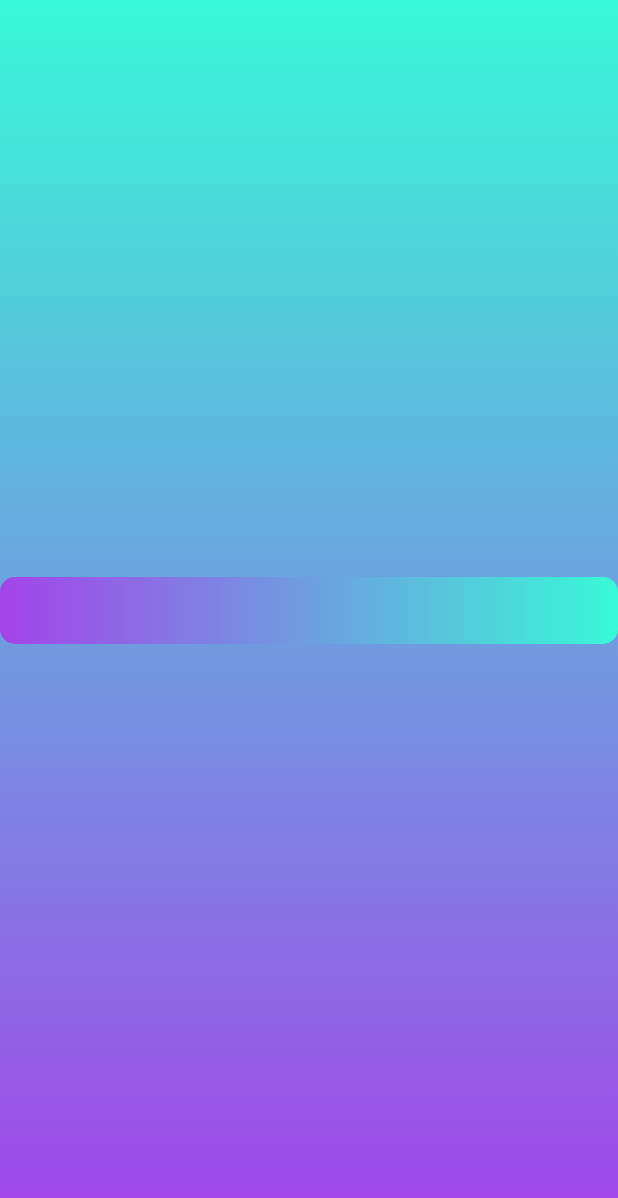
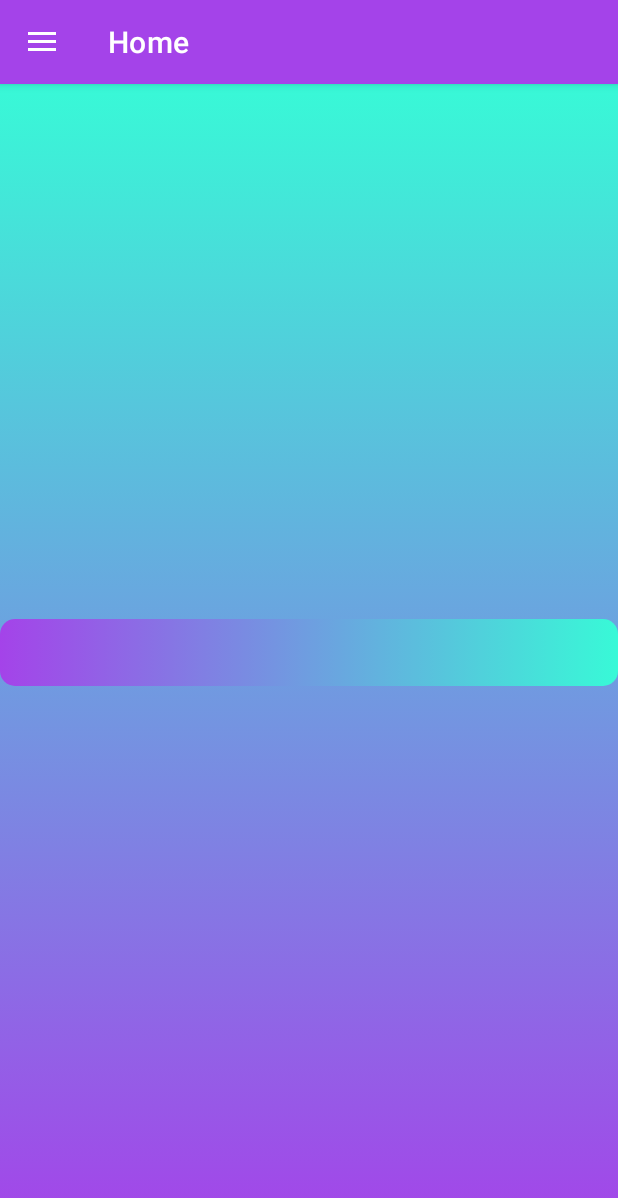
Before and after one commit to MenukaJ/fuel-queue-management, an Android app: the FinalPage screen opened directly, with no data from a screen before it, on a phone screen of 412 x 824 dp. Shown: the top 1198 px of the screen. Run offline under Robolectric (Android 15) with nearby library versions, the light colour scheme and no system bars.

Commit message:
adde side nav

```diff
--- a/app/src/main/AndroidManifest.xml
+++ b/app/src/main/AndroidManifest.xml
@@ -1,6 +1,6 @@
 <?xml version="1.0" encoding="utf-8"?>
 <manifest xmlns:android="http://schemas.android.com/apk/res/android"
-    package="com.sliit.fuel_queue_management">
+    package="com.sliit.fuel_queue_management" >
 
     <application
         android:allowBackup="true"
@@ -8,7 +8,7 @@
         android:label="@string/app_name"
         android:roundIcon="@mipmap/ic_launcher_round"
         android:supportsRtl="true"
-        android:theme="@style/Theme.FuelQueueManagement">
+        android:theme="@style/Theme.FuelQueueManagement" >
         <activity
             android:name=".FinalPage"
             android:exported="false" />
@@ -20,7 +20,7 @@
             android:exported="false" />
         <activity
             android:name=".MainActivity"
-            android:exported="true">
+            android:exported="true" >
             <intent-filter>
                 <action android:name="android.intent.action.MAIN" />
 
--- a/app/src/main/java/com/sliit/fuel_queue_management/FinalPage.java
+++ b/app/src/main/java/com/sliit/fuel_queue_management/FinalPage.java
@@ -1,6 +1,14 @@
 package com.sliit.fuel_queue_management;
 
+import androidx.annotation.NonNull;
+import androidx.appcompat.app.ActionBarDrawerToggle;
 import androidx.appcompat.app.AppCompatActivity;
+import androidx.drawerlayout.widget.DrawerLayout;
+
+import android.annotation.SuppressLint;
+import android.graphics.Color;
+import android.graphics.drawable.ColorDrawable;
+import android.view.MenuItem;
 
 import android.content.Intent;
 import android.os.Bundle;
@@ -9,18 +17,48 @@
 public class FinalPage extends AppCompatActivity {
 
     TextView text;
+    public DrawerLayout drawerLayout;
+    public ActionBarDrawerToggle actionBarDrawerToggle;
+
     @Override
     public void onBackPressed() {
         FinalPage.this.finish();
     }
+
+    @SuppressLint("ResourceType")
     @Override
     protected void onCreate(Bundle savedInstanceState) {
         super.onCreate(savedInstanceState);
-        getSupportActionBar().hide();
+        //getSupportActionBar().hide();
         setContentView(R.layout.activity_final_page);
+
+        drawerLayout = findViewById(R.id.my_drawer_layout);
+        actionBarDrawerToggle = new ActionBarDrawerToggle(this, drawerLayout, R.string.nav_open, R.string.nav_close);
+
+        // pass the Open and Close toggle for the drawer layout listener
+        // to toggle the button
+        drawerLayout.addDrawerListener(actionBarDrawerToggle);
+        actionBarDrawerToggle.syncState();
+
+        // to make the Navigation drawer icon always appear on the action bar
+        getSupportActionBar().setTitle("Home");
+        //getSupportActionBar().setBackgroundDrawable(new ColorDrawable(getResources().getColor(R.drawable.background_main)));
+        getSupportActionBar().setBackgroundDrawable(new ColorDrawable(Color.parseColor("#A443E9")));
+        getSupportActionBar().setDisplayHomeAsUpEnabled(true);
+
+        //setContentView(R.layout.activity_final_page);
         text = findViewById(R.id.changeText);
         Intent intent = getIntent();
         String s2 = intent.getStringExtra("email");
         text.setText(s2);
     }
+
+    @Override
+    public boolean onOptionsItemSelected(@NonNull MenuItem item) {
+
+        if (actionBarDrawerToggle.onOptionsItemSelected(item)) {
+            return true;
+        }
+        return super.onOptionsItemSelected(item);
+    }
 }
--- a/app/src/main/res/layout/activity_final_page.xml
+++ b/app/src/main/res/layout/activity_final_page.xml
@@ -1,7 +1,9 @@
 <?xml version="1.0" encoding="utf-8"?>
-<RelativeLayout xmlns:android="http://schemas.android.com/apk/res/android"
+<androidx.drawerlayout.widget.DrawerLayout
+    xmlns:android="http://schemas.android.com/apk/res/android"
     xmlns:app="http://schemas.android.com/apk/res-auto"
     xmlns:tools="http://schemas.android.com/tools"
+    android:id="@+id/my_drawer_layout"
     android:layout_width="match_parent"
     android:layout_height="match_parent"
     tools:context=".FinalPage"
@@ -22,4 +24,11 @@
             android:background="@drawable/edit_text_box"
             android:padding="10dp"/>
     </LinearLayout>
-</RelativeLayout>
+
+    <com.google.android.material.navigation.NavigationView
+        android:layout_width="wrap_content"
+        android:layout_height="match_parent"
+        android:layout_gravity="start"
+        app:menu="@menu/navigation_menu" />
+
+</androidx.drawerlayout.widget.DrawerLayout>
--- /dev/null
+++ b/app/src/main/res/menu/navigation_menu.xml
@@ -0,0 +1,19 @@
+<?xml version="1.0" encoding="utf-8"?>
+<menu xmlns:android="http://schemas.android.com/apk/res/android"
+    xmlns:tools="http://schemas.android.com/tools"
+    android:background="@drawable/background_main"
+    tools:ignore="HardcodedText">
+
+    <item
+        android:id="@+id/nav_account"
+        android:title="My Account" />
+
+    <item
+        android:id="@+id/nav_settings"
+        android:title="Settings" />
+
+    <item
+        android:id="@+id/nav_logout"
+        android:title="Logout" />
+
+</menu>
--- /dev/null
+++ b/app/src/main/res/values-land/dimens.xml
@@ -0,0 +1,3 @@
+<resources>
+        <dimen name="fab_margin">48dp</dimen>
+    </resources>
--- /dev/null
+++ b/app/src/main/res/values-w1240dp/dimens.xml
@@ -0,0 +1,3 @@
+<resources>
+        <dimen name="fab_margin">200dp</dimen>
+    </resources>
--- /dev/null
+++ b/app/src/main/res/values-w600dp/dimens.xml
@@ -0,0 +1,3 @@
+<resources>
+        <dimen name="fab_margin">48dp</dimen>
+    </resources>
```
Also changed, not shown: app/build.gradle (+8 -0 lines), app/src/main/res/navigation/mobile_navigation.xml (added, +25 -0 lines), app/src/main/res/values/dimens.xml (added, +8 -0 lines), app/src/main/res/values/strings.xml (+14 -0 lines), app/src/main/res/values/themes.xml (+7 -0 lines), app/src/main/res/drawable/logo.jpg.
